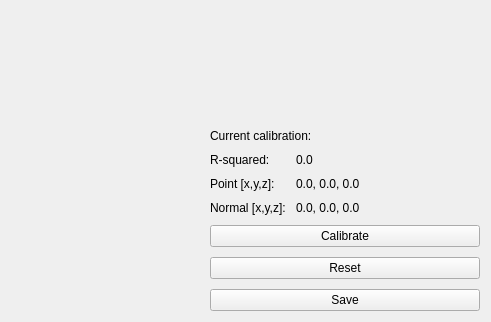
First picture: the form in core/spec_calib/forms/posecalibrationview.ui, repository versatran01/Galt, before the edit; both pictures show x 261 to 752 and y 112 to 434 of the 752 by 434 pixel window.
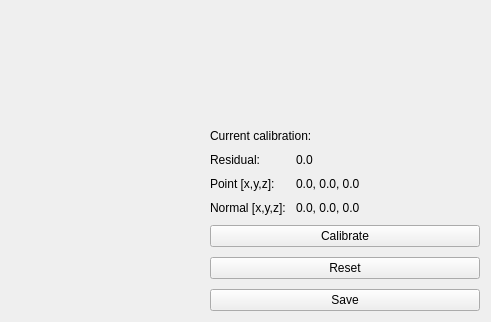
Second picture: the form after the edit. Custom widgets are drawn as their Qt base class.

Patch:
```diff
--- a/core/spec_calib/forms/posecalibrationview.ui
+++ b/core/spec_calib/forms/posecalibrationview.ui
@@ -123,7 +123,7 @@
          <item row="0" column="0">
           <widget class="QLabel" name="label_4">
            <property name="text">
-            <string>R-squared:</string>
+            <string>Residual:</string>
            </property>
           </widget>
          </item>
```
